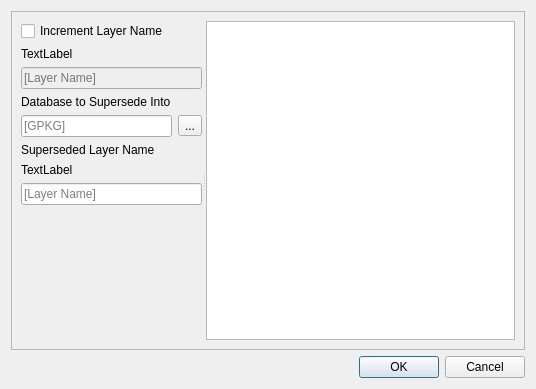
The window that tuflow/ui/ui_increment_layer_dialog.ui (TUFLOW-Support/QGIS-TUFLOW-Plugin) describes before a commit, drawn with Qt 5.
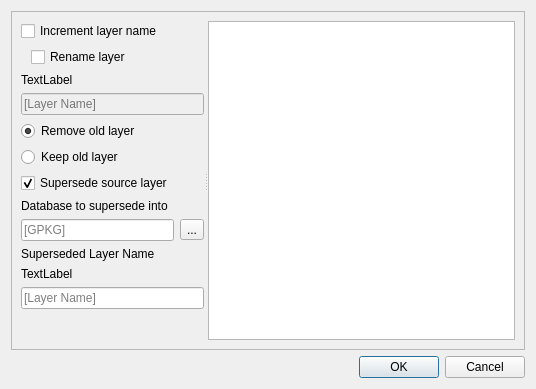
The same window after the commit.

Patch:
```diff
--- a/tuflow/ui/ui_increment_layer_dialog.ui
+++ b/tuflow/ui/ui_increment_layer_dialog.ui
@@ -39,10 +39,37 @@
            <item>
             <widget class="QCheckBox" name="increment_layer_name_cb">
              <property name="text">
-              <string>Increment Layer Name</string>
+              <string>Increment layer name</string>
              </property>
             </widget>
            </item>
+           <item>
+            <layout class="QHBoxLayout" name="horizontalLayout_2">
+             <item>
+              <spacer name="horizontalSpacer">
+               <property name="orientation">
+                <enum>Qt::Horizontal</enum>
+               </property>
+               <property name="sizeType">
+                <enum>QSizePolicy::Fixed</enum>
+               </property>
+               <property name="sizeHint" stdset="0">
+                <size>
+                 <width>10</width>
+                 <height>20</height>
+                </size>
+               </property>
+              </spacer>
+             </item>
+             <item>
+              <widget class="QCheckBox" name="cb_rename_layer">
+               <property name="text">
+                <string>Rename layer</string>
+               </property>
+              </widget>
+             </item>
+            </layout>
+           </item>
            <item>
             <widget class="QLabel" name="output_name_err_txt">
              <property name="text">
@@ -66,10 +93,43 @@
              </property>
             </widget>
            </item>
+           <item>
+            <widget class="QRadioButton" name="remove_old_layer_rb">
+             <property name="text">
+              <string>Remove old layer</string>
+             </property>
+             <property name="checked">
+              <bool>true</bool>
+             </property>
+             <attribute name="buttonGroup">
+              <string notr="true">buttonGroup</string>
+             </attribute>
+            </widget>
+           </item>
+           <item>
+            <widget class="QRadioButton" name="keep_old_layer_rb">
+             <property name="text">
+              <string>Keep old layer</string>
+             </property>
+             <attribute name="buttonGroup">
+              <string notr="true">buttonGroup</string>
+             </attribute>
+            </widget>
+           </item>
+           <item>
+            <widget class="QCheckBox" name="supersede_src_cb">
+             <property name="text">
+              <string>Supersede source layer</string>
+             </property>
+             <property name="checked">
+              <bool>true</bool>
+             </property>
+            </widget>
+           </item>
            <item>
             <widget class="QLabel" name="supersede_database_label">
              <property name="text">
-              <string>Database to Supersede Into</string>
+              <string>Database to supersede into</string>
              </property>
             </widget>
            </item>
```
